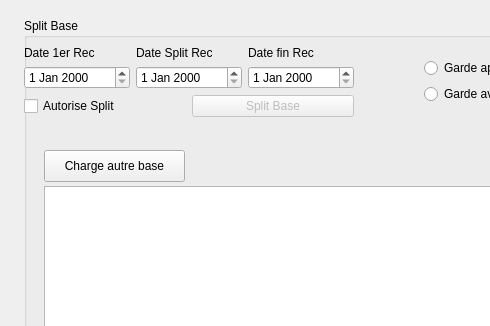
First picture: the form in new_ui/UI_baseDialog.ui, repository jmgagniere/WesLC, before the edit; both pictures show x 0 to 490 and y 0 to 326 of the 1046 by 445 pixel window.
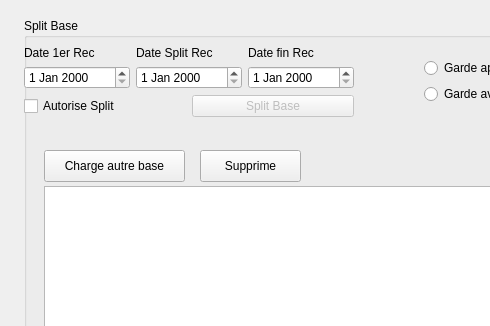
Second picture: the form after the edit.

Commit message: Ajout bouton Suppression Base dans baseDialog Changement de methode de compression de fichier lors d'un split

The edit to the form file:
```diff
--- a/new_ui/UI_baseDialog.ui
+++ b/new_ui/UI_baseDialog.ui
@@ -144,6 +144,12 @@
      <height>411</height>
     </rect>
    </property>
+   <property name="sizePolicy">
+    <sizepolicy hsizetype="Fixed" vsizetype="Fixed">
+     <horstretch>0</horstretch>
+     <verstretch>0</verstretch>
+    </sizepolicy>
+   </property>
    <property name="minimumSize">
     <size>
      <width>350</width>
@@ -300,6 +306,25 @@
      <string>Garde avant Date Split</string>
     </property>
    </widget>
+   <widget class="QPushButton" name="btn_kill_base">
+    <property name="geometry">
+     <rect>
+      <x>176</x>
+      <y>132</y>
+      <width>101</width>
+      <height>32</height>
+     </rect>
+    </property>
+    <property name="sizePolicy">
+     <sizepolicy hsizetype="Fixed" vsizetype="Fixed">
+      <horstretch>0</horstretch>
+      <verstretch>0</verstretch>
+     </sizepolicy>
+    </property>
+    <property name="text">
+     <string>Supprime</string>
+    </property>
+   </widget>
   </widget>
  </widget>
  <resources/>
```
Left out of the diff: 6 changed lines with no effect on the pictures. The commit also changes 4 other files.
